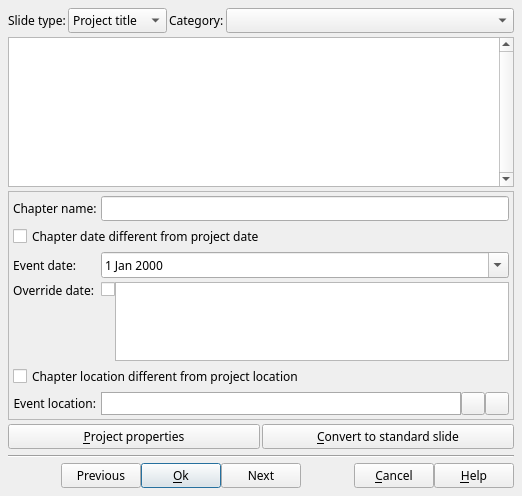
laurantino/ffdiaporama, file src/ffDiaporama/DlgAutoTitleSlide/DlgAutoTitleSlide.ui: the form before one commit.
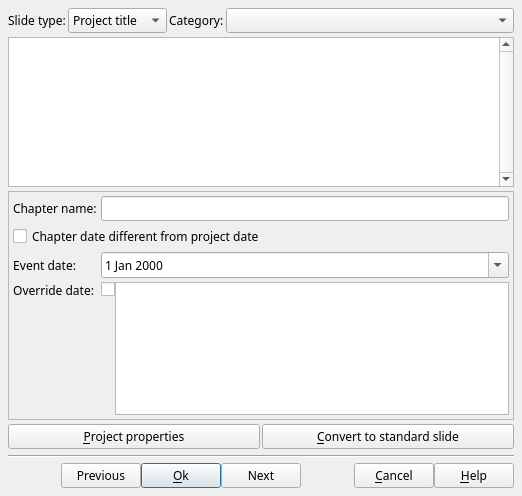
The form after the commit. Icons and pictures are not drawn. Custom widgets are drawn as their Qt base class.

Diff of the .ui file:
```diff
--- a/src/ffDiaporama/DlgAutoTitleSlide/DlgAutoTitleSlide.ui
+++ b/src/ffDiaporama/DlgAutoTitleSlide/DlgAutoTitleSlide.ui
@@ -452,138 +452,6 @@
          </item>
         </layout>
        </item>
-       <item row="4" column="0" colspan="2">
-        <widget class="QCheckBox" name="OverrideProjectLocationCB">
-         <property name="toolTip">
-          <string>If this box is checked, the date of the chapter is different from the date of the project.
-
-Remark: It is often useful to differentiate the date of the chapter of the date of the project.
-For example, if the project is &quot;My vacation from 1 to 15&quot;, the chapter may be limited to the 3.</string>
-         </property>
-         <property name="text">
-          <string>Chapter location different from project location</string>
-         </property>
-        </widget>
-       </item>
-       <item row="5" column="0">
-        <widget class="QLabel" name="LocationLabel">
-         <property name="text">
-          <string>Event location:</string>
-         </property>
-         <property name="alignment">
-          <set>Qt::AlignRight|Qt::AlignTrailing|Qt::AlignVCenter</set>
-         </property>
-        </widget>
-       </item>
-       <item row="5" column="1">
-        <layout class="QHBoxLayout" name="horizontalLayout_3">
-         <property name="spacing">
-          <number>0</number>
-         </property>
-         <item>
-          <widget class="QFrame" name="LocationFrame">
-           <property name="minimumSize">
-            <size>
-             <width>10</width>
-             <height>0</height>
-            </size>
-           </property>
-           <property name="styleSheet">
-            <string notr="true">QFrame {
-background-color: white;
-border: 1px solid darkgray;
-}</string>
-           </property>
-           <property name="frameShape">
-            <enum>QFrame::StyledPanel</enum>
-           </property>
-           <layout class="QHBoxLayout" name="horizontalLayout_4">
-            <property name="spacing">
-             <number>2</number>
-            </property>
-            <property name="leftMargin">
-             <number>2</number>
-            </property>
-            <property name="topMargin">
-             <number>0</number>
-            </property>
-            <property name="rightMargin">
-             <number>2</number>
-            </property>
-            <property name="bottomMargin">
-             <number>0</number>
-            </property>
-            <item>
-             <widget class="QLabel" name="LocationIcon">
-              <property name="sizePolicy">
-               <sizepolicy hsizetype="Fixed" vsizetype="Fixed">
-                <horstretch>0</horstretch>
-                <verstretch>0</verstretch>
-               </sizepolicy>
-              </property>
-              <property name="minimumSize">
-               <size>
-                <width>16</width>
-                <height>16</height>
-               </size>
-              </property>
-              <property name="styleSheet">
-               <string notr="true">QFrame {
-background-color: transparent;
-border: 0;
-}</string>
-              </property>
-              <property name="text">
-               <string notr="true"/>
-              </property>
-             </widget>
-            </item>
-            <item>
-             <widget class="QLabel" name="Location">
-              <property name="styleSheet">
-               <string notr="true">QFrame {
-background-color: transparent;
-border: 0;
-}</string>
-              </property>
-              <property name="text">
-               <string notr="true"/>
-              </property>
-             </widget>
-            </item>
-           </layout>
-          </widget>
-         </item>
-         <item>
-          <widget class="QToolButton" name="LocationBT">
-           <property name="toolTip">
-            <string>Select the location of the event of the project</string>
-           </property>
-           <property name="text">
-            <string notr="true"/>
-           </property>
-           <property name="icon">
-            <iconset resource="../RSCffDiaporama.qrc">
-             <normaloff>:/img/EditGMaps.png</normaloff>:/img/EditGMaps.png</iconset>
-           </property>
-          </widget>
-         </item>
-         <item>
-          <widget class="QToolButton" name="ClearLocationBT">
-           <property name="toolTip">
-            <string>Clear this location</string>
-           </property>
-           <property name="text">
-            <string notr="true"/>
-           </property>
-           <property name="icon">
-            <iconset resource="../RSCffDiaporama.qrc">
-             <normaloff>:/img/trash.png</normaloff>:/img/trash.png</iconset>
-           </property>
-          </widget>
-         </item>
-        </layout>
-       </item>
       </layout>
      </widget>
     </widget>
```
Left out of the diff: 3 changed lines with no effect on the pictures.
